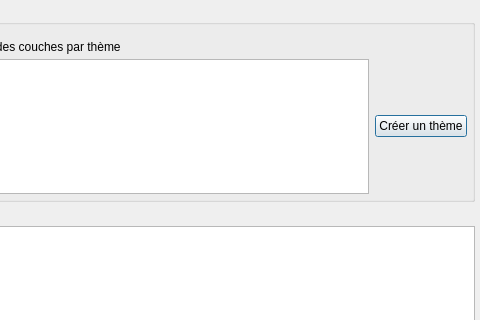
Old version of the form theme_manager_dialog_base.ui in the repository AntoElCrackito/theme_manager_QGIS_plugin; both pictures show x 307 to 787 and y 0 to 320 of the 787 by 526 pixel window.
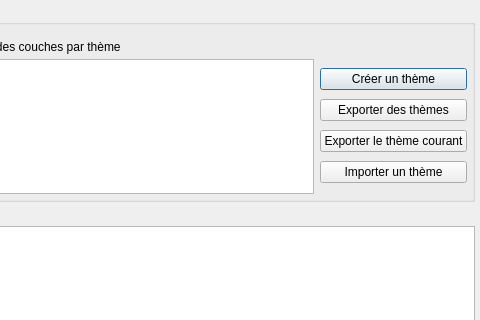
New version of the form. Custom widgets are drawn as their Qt base class.

```diff
--- a/theme_manager_dialog_base.ui
+++ b/theme_manager_dialog_base.ui
@@ -74,11 +74,36 @@
          <widget class="QTableWidget" name="table_FilterAndSuppressThemes"/>
         </item>
         <item row="2" column="1">
+         <layout class="QVBoxLayout" name="layoutThemeActions">
+          <item>
          <widget class="QPushButton" name="btnCreateNewTheme">
           <property name="text">
            <string>Créer un thème</string>
           </property>
          </widget>
+          </item>
+          <item>
+           <widget class="QPushButton" name="btnExportThemes">
+            <property name="text">
+             <string>Exporter des thèmes</string>
+            </property>
+           </widget>
+          </item>
+          <item>
+           <widget class="QPushButton" name="btnExportCurrentTheme">
+            <property name="text">
+             <string>Exporter le thème courant</string>
+            </property>
+           </widget>
+          </item>
+          <item>
+           <widget class="QPushButton" name="btnImportTheme">
+            <property name="text">
+             <string>Importer un thème</string>
+            </property>
+           </widget>
+          </item>
+         </layout>
         </item>
         <item row="1" column="0">
          <widget class="QLabel" name="label_2">
```
Lines whose indentation alone changed are shown as unchanged.
